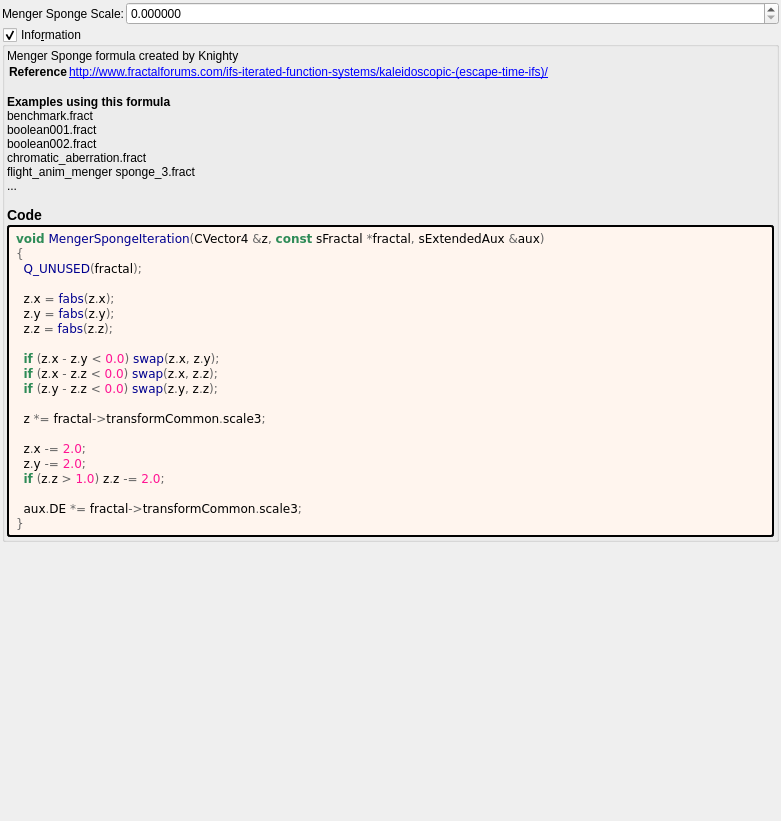
buddhi1980/mandelbulber2, file mandelbulber2/formula/ui/menger_sponge.ui: the form before one commit.
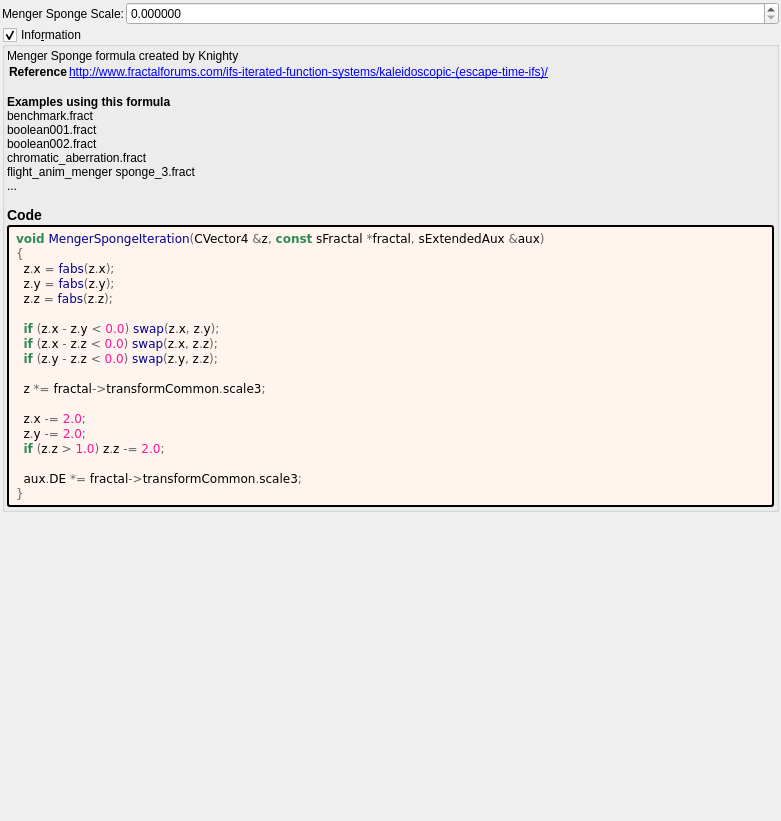
The form after the commit. Custom widgets are drawn as their Qt base class.

```diff
--- a/mandelbulber2/formula/ui/menger_sponge.ui
+++ b/mandelbulber2/formula/ui/menger_sponge.ui
@@ -127,8 +127,6 @@
          <string notr="true">&lt;body style=&quot;background-color:#fff5ee&quot;&gt;
 &lt;pre style=&quot;color:#000000; background-color:#fff5ee;  font-family:'Courier New',monospace;&quot;&gt;&lt;span style=&quot;color:#2e8b57; font-weight:bold&quot;&gt;void&lt;/span&gt; &lt;span style=&quot;color:#00008f&quot;&gt;MengerSpongeIteration&lt;/span&gt;&lt;span style=&quot;color:#676767&quot;&gt;(&lt;/span&gt;CVector4 &lt;span style=&quot;color:#676767&quot;&gt;&amp;amp;&lt;/span&gt;z&lt;span style=&quot;color:#676767&quot;&gt;,&lt;/span&gt; &lt;span style=&quot;color:#2e8b57; font-weight:bold&quot;&gt;const&lt;/span&gt; sFractal &lt;span style=&quot;color:#676767&quot;&gt;*&lt;/span&gt;fractal&lt;span style=&quot;color:#676767&quot;&gt;,&lt;/span&gt; sExtendedAux &lt;span style=&quot;color:#676767&quot;&gt;&amp;amp;&lt;/span&gt;aux&lt;span style=&quot;color:#676767&quot;&gt;)&lt;/span&gt;
 &lt;span style=&quot;color:#676767&quot;&gt;{&lt;/span&gt;
-  &lt;span style=&quot;color:#00008f&quot;&gt;Q_UNUSED&lt;/span&gt;&lt;span style=&quot;color:#676767&quot;&gt;(&lt;/span&gt;fractal&lt;span style=&quot;color:#676767&quot;&gt;);&lt;/span&gt;
-
   z&lt;span style=&quot;color:#676767&quot;&gt;.&lt;/span&gt;x &lt;span style=&quot;color:#676767&quot;&gt;=&lt;/span&gt; &lt;span style=&quot;color:#00008f&quot;&gt;fabs&lt;/span&gt;&lt;span style=&quot;color:#676767&quot;&gt;(&lt;/span&gt;z&lt;span style=&quot;color:#676767&quot;&gt;.&lt;/span&gt;x&lt;span style=&quot;color:#676767&quot;&gt;);&lt;/span&gt;
   z&lt;span style=&quot;color:#676767&quot;&gt;.&lt;/span&gt;y &lt;span style=&quot;color:#676767&quot;&gt;=&lt;/span&gt; &lt;span style=&quot;color:#00008f&quot;&gt;fabs&lt;/span&gt;&lt;span style=&quot;color:#676767&quot;&gt;(&lt;/span&gt;z&lt;span style=&quot;color:#676767&quot;&gt;.&lt;/span&gt;y&lt;span style=&quot;color:#676767&quot;&gt;);&lt;/span&gt;
   z&lt;span style=&quot;color:#676767&quot;&gt;.&lt;/span&gt;z &lt;span style=&quot;color:#676767&quot;&gt;=&lt;/span&gt; &lt;span style=&quot;color:#00008f&quot;&gt;fabs&lt;/span&gt;&lt;span style=&quot;color:#676767&quot;&gt;(&lt;/span&gt;z&lt;span style=&quot;color:#676767&quot;&gt;.&lt;/span&gt;z&lt;span style=&quot;color:#676767&quot;&gt;);&lt;/span&gt;
```
